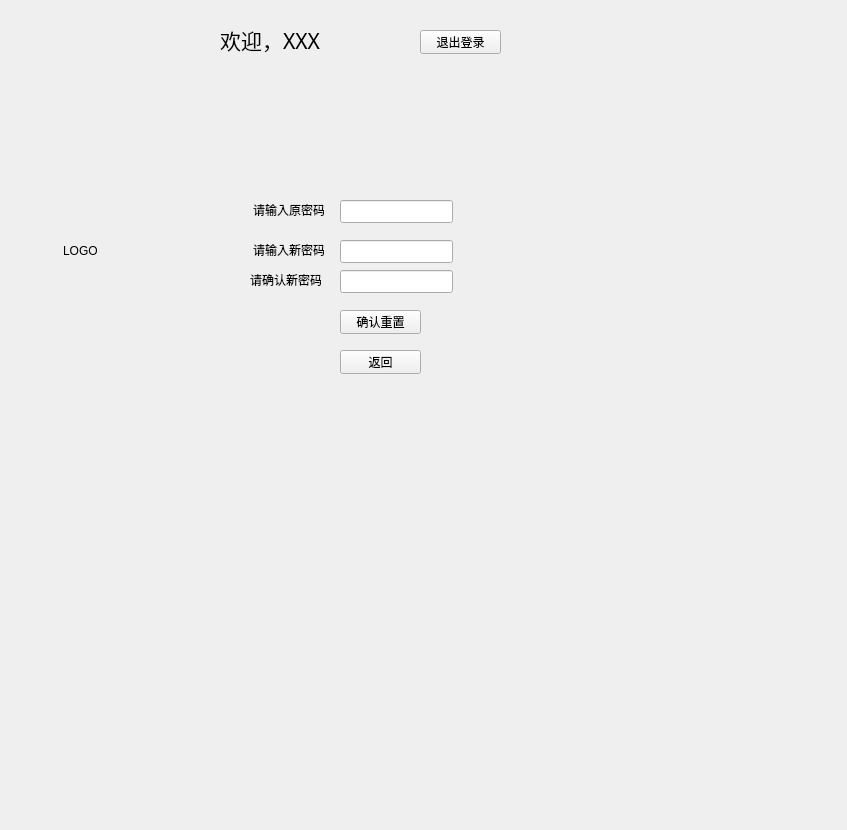
Above: user_menu.ui from belunch/book_manage_system before the change. Below: the same form after it.
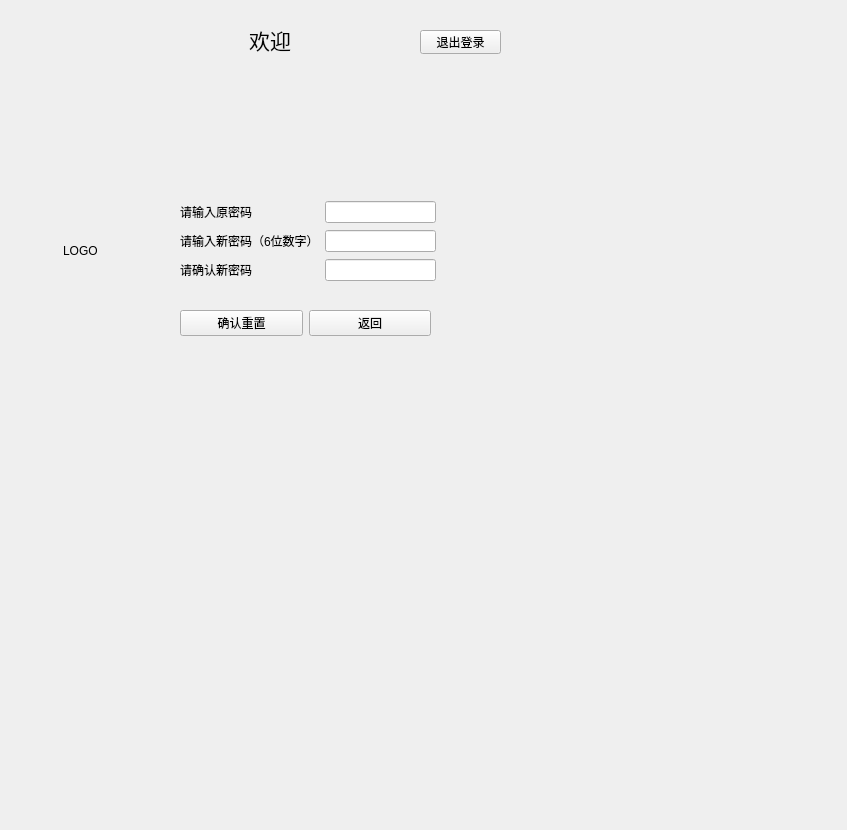
That is the form after the change. The open tabs and pages were chosen to show the change.

What changed in the file:
```diff
--- a/user_menu.ui
+++ b/user_menu.ui
@@ -41,7 +41,7 @@
     </font>
    </property>
    <property name="text">
-    <string>欢迎，XXX</string>
+    <string>欢迎</string>
    </property>
    <property name="alignment">
     <set>Qt::AlignmentFlag::AlignCenter</set>
@@ -512,78 +512,6 @@
     </widget>
    </widget>
    <widget class="QWidget" name="page_reset_password">
-    <widget class="QPushButton" name="reset_reset">
-     <property name="geometry">
-      <rect>
-       <x>320</x>
-       <y>250</y>
-       <width>81</width>
-       <height>24</height>
-      </rect>
-     </property>
-     <property name="text">
-      <string>确认重置</string>
-     </property>
-    </widget>
-    <widget class="QPushButton" name="reset_quit">
-     <property name="geometry">
-      <rect>
-       <x>320</x>
-       <y>290</y>
-       <width>81</width>
-       <height>24</height>
-      </rect>
-     </property>
-     <property name="text">
-      <string>返回</string>
-     </property>
-    </widget>
-    <widget class="QLineEdit" name="reset_oldpass">
-     <property name="geometry">
-      <rect>
-       <x>320</x>
-       <y>140</y>
-       <width>113</width>
-       <height>23</height>
-      </rect>
-     </property>
-    </widget>
-    <widget class="QLineEdit" name="reset_newpass">
-     <property name="geometry">
-      <rect>
-       <x>320</x>
-       <y>180</y>
-       <width>113</width>
-       <height>23</height>
-      </rect>
-     </property>
-    </widget>
-    <widget class="QLabel" name="label">
-     <property name="geometry">
-      <rect>
-       <x>233</x>
-       <y>140</y>
-       <width>71</width>
-       <height>20</height>
-      </rect>
-     </property>
-     <property name="text">
-      <string>请输入原密码</string>
-     </property>
-    </widget>
-    <widget class="QLabel" name="label_2">
-     <property name="geometry">
-      <rect>
-       <x>233</x>
-       <y>180</y>
-       <width>71</width>
-       <height>20</height>
-      </rect>
-     </property>
-     <property name="text">
-      <string>请输入新密码</string>
-     </property>
-    </widget>
     <widget class="QLabel" name="label_3">
      <property name="geometry">
       <rect>
@@ -597,28 +525,73 @@
       <string>LOGO</string>
      </property>
     </widget>
-    <widget class="QLabel" name="label_4">
+    <widget class="QWidget" name="">
      <property name="geometry">
       <rect>
-       <x>230</x>
-       <y>210</y>
-       <width>71</width>
-       <height>20</height>
+       <x>160</x>
+       <y>140</y>
+       <width>256</width>
+       <height>83</height>
       </rect>
      </property>
-     <property name="text">
-      <string>请确认新密码</string>
-     </property>
+     <layout class="QGridLayout" name="gridLayout_3">
+      <item row="0" column="0">
+       <widget class="QLabel" name="label">
+        <property name="text">
+         <string>请输入原密码</string>
+        </property>
+       </widget>
+      </item>
+      <item row="0" column="1">
+       <widget class="QLineEdit" name="reset_oldpass"/>
+      </item>
+      <item row="1" column="0">
+       <widget class="QLabel" name="label_2">
+        <property name="text">
+         <string>请输入新密码（6位数字）</string>
+        </property>
+       </widget>
+      </item>
+      <item row="1" column="1">
+       <widget class="QLineEdit" name="reset_newpass"/>
+      </item>
+      <item row="2" column="0">
+       <widget class="QLabel" name="label_4">
+        <property name="text">
+         <string>请确认新密码</string>
+        </property>
+       </widget>
+      </item>
+      <item row="2" column="1">
+       <widget class="QLineEdit" name="reset_config_newpass"/>
+      </item>
+     </layout>
     </widget>
-    <widget class="QLineEdit" name="reset_config_newpass">
+    <widget class="QWidget" name="">
      <property name="geometry">
       <rect>
-       <x>320</x>
-       <y>210</y>
-       <width>113</width>
-       <height>23</height>
+       <x>160</x>
+       <y>250</y>
+       <width>251</width>
+       <height>26</height>
       </rect>
      </property>
+     <layout class="QHBoxLayout" name="horizontalLayout">
+      <item>
+       <widget class="QPushButton" name="reset_reset">
+        <property name="text">
+         <string>确认重置</string>
+        </property>
+       </widget>
+      </item>
+      <item>
+       <widget class="QPushButton" name="reset_quit">
+        <property name="text">
+         <string>返回</string>
+        </property>
+       </widget>
+      </item>
+     </layout>
     </widget>
    </widget>
    <widget class="QWidget" name="page_feedback">
```
Left out of the diff: 51 changed lines with no effect on the pictures.
